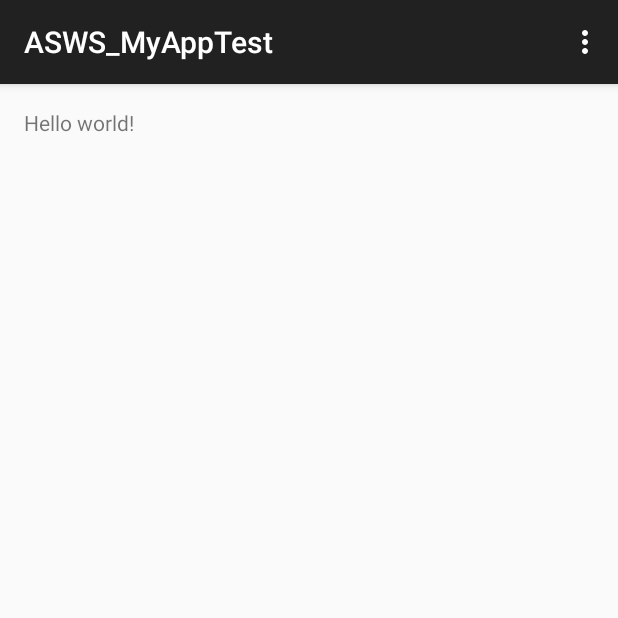
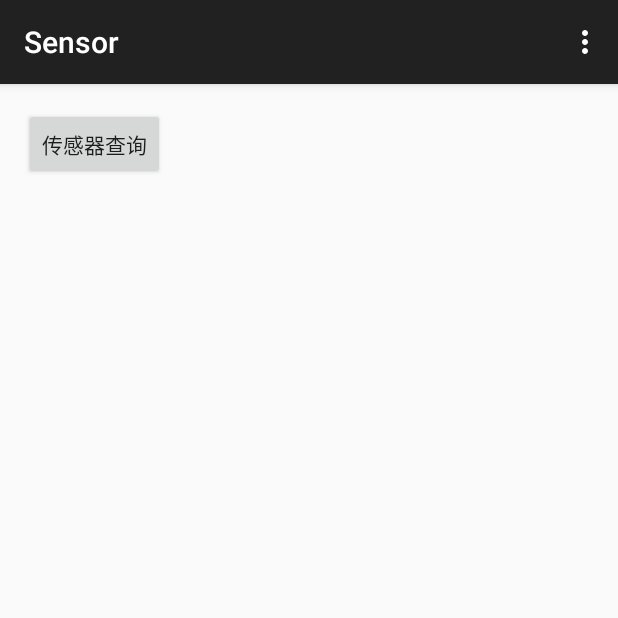
Before and after one commit to KalinaRain/ASWS_MyAppTest, an Android app: the screen it shows after launch (MainActivity), on a phone screen of 412 x 824 dp, the top half of it. Run offline under Robolectric (Android 15) with nearby library versions, the phone set to English and light mode, and no system bars.

Commit message:
add sensor test

```diff
--- a/app/src/main/res/values/strings.xml
+++ b/app/src/main/res/values/strings.xml
@@ -1,8 +1,7 @@
 <?xml version="1.0" encoding="utf-8"?>
 <resources>
 
-    <string name="app_name">ASWS_MyAppTest</string>
-    <string name="hello_world">Hello world!</string>
+    <string name="app_name">我的测试</string>
     <string name="action_settings">Settings</string>
 
 </resources>
--- /dev/null
+++ b/sensor/src/main/res/layout/activity_main.xml
@@ -0,0 +1,32 @@
+<RelativeLayout xmlns:android="http://schemas.android.com/apk/res/android"
+    xmlns:tools="http://schemas.android.com/tools" android:layout_width="match_parent"
+    android:layout_height="match_parent" android:paddingLeft="@dimen/activity_horizontal_margin"
+    android:paddingRight="@dimen/activity_horizontal_margin"
+    android:paddingTop="@dimen/activity_vertical_margin"
+    android:paddingBottom="@dimen/activity_vertical_margin" tools:context=".MainActivity">
+
+    <Button
+        android:id="@+id/bt_query"
+        android:text="@string/sensor_query"
+        android:layout_width="wrap_content"
+        android:layout_height="wrap_content" />
+
+    <ScrollView
+        android:layout_width="match_parent"
+        android:layout_height="match_parent"
+        android:layout_below="@id/bt_query"
+        >
+
+        <TextView
+            android:id="@+id/tv_query_result"
+            android:layout_width="match_parent"
+            android:layout_height="wrap_content"
+            />
+    </ScrollView>
+
+    <!--<GridLayout-->
+        <!--android:layout_width="match_parent"-->
+        <!--android:layout_height="match_parent">-->
+
+        <!--</GridLayout>-->
+</RelativeLayout>
--- /dev/null
+++ b/sensor/src/main/res/menu/menu_main.xml
@@ -0,0 +1,6 @@
+<menu xmlns:android="http://schemas.android.com/apk/res/android"
+    xmlns:app="http://schemas.android.com/apk/res-auto"
+    xmlns:tools="http://schemas.android.com/tools" tools:context=".MainActivity">
+    <item android:id="@+id/action_settings" android:title="@string/action_settings"
+        android:orderInCategory="100" app:showAsAction="never" />
+</menu>
--- /dev/null
+++ b/sensor/src/main/res/values-w820dp/dimens.xml
@@ -0,0 +1,6 @@
+<resources>
+    <!-- Example customization of dimensions originally defined in res/values/dimens.xml
+         (such as screen margins) for screens with more than 820dp of available width. This
+         would include 7" and 10" devices in landscape (~960dp and ~1280dp respectively). -->
+    <dimen name="activity_horizontal_margin">64dp</dimen>
+</resources>
--- /dev/null
+++ b/sensor/src/main/res/values/dimens.xml
@@ -0,0 +1,5 @@
+<resources>
+    <!-- Default screen margins, per the Android Design guidelines. -->
+    <dimen name="activity_horizontal_margin">16dp</dimen>
+    <dimen name="activity_vertical_margin">16dp</dimen>
+</resources>
--- /dev/null
+++ b/sensor/src/main/res/values/strings.xml
@@ -0,0 +1,8 @@
+<?xml version="1.0" encoding="utf-8"?>
+<resources>
+
+    <string name="app_name">Sensor</string>
+    <string name="sensor_query">传感器查询</string>
+    <string name="action_settings">Settings</string>
+
+</resources>
--- /dev/null
+++ b/sensor/src/main/res/values/styles.xml
@@ -0,0 +1,8 @@
+<resources>
+
+    <!-- Base application theme. -->
+    <style name="AppTheme" parent="Theme.AppCompat.Light.DarkActionBar">
+        <!-- Customize your theme here. -->
+    </style>
+
+</resources>
```
Also changed, not shown: app/src/main/res/layout/activity_main.xml (+26 -5 lines), sensor/build.gradle (added, +25 -0 lines), sensor/src/main/AndroidManifest.xml (added, +21 -0 lines), sensor/src/main/java/com/learn/kalina/sensor/MainActivity.java (added, +170 -0 lines), sensor/src/main/res/drawable-hdpi/ic_launcher.png (added), sensor/src/main/res/drawable-mdpi/ic_launcher.png (added), sensor/src/main/res/drawable-xhdpi/ic_launcher.png (added), sensor/src/main/res/drawable-xxhdpi/ic_launcher.png (added), 739 other files.
